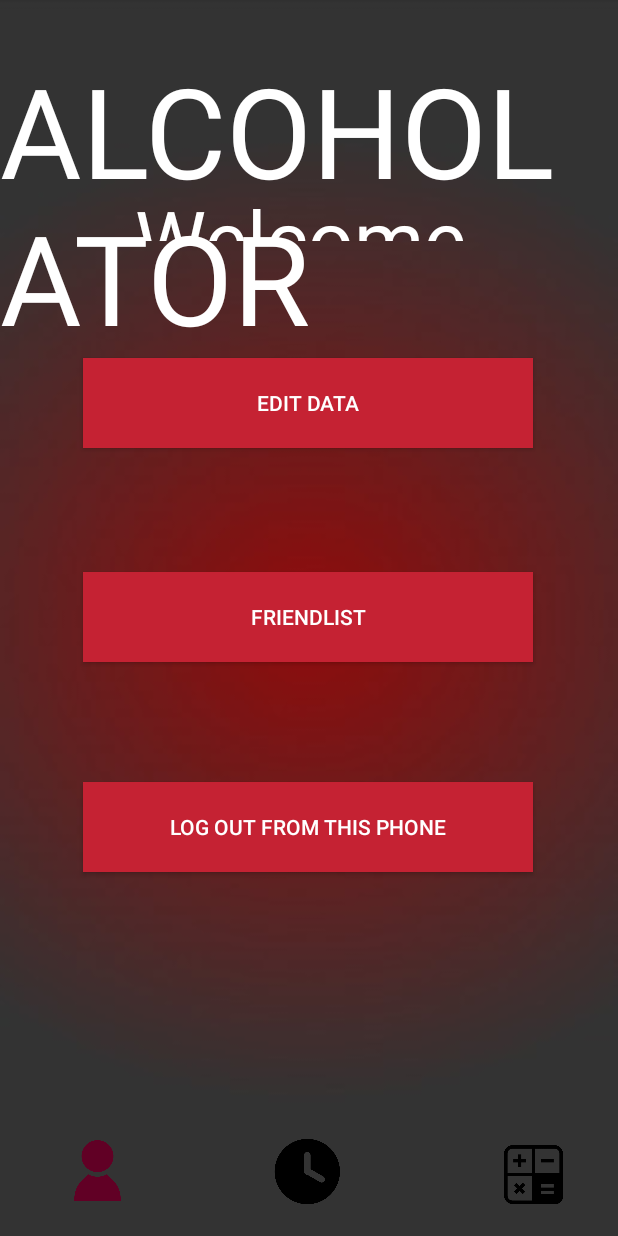
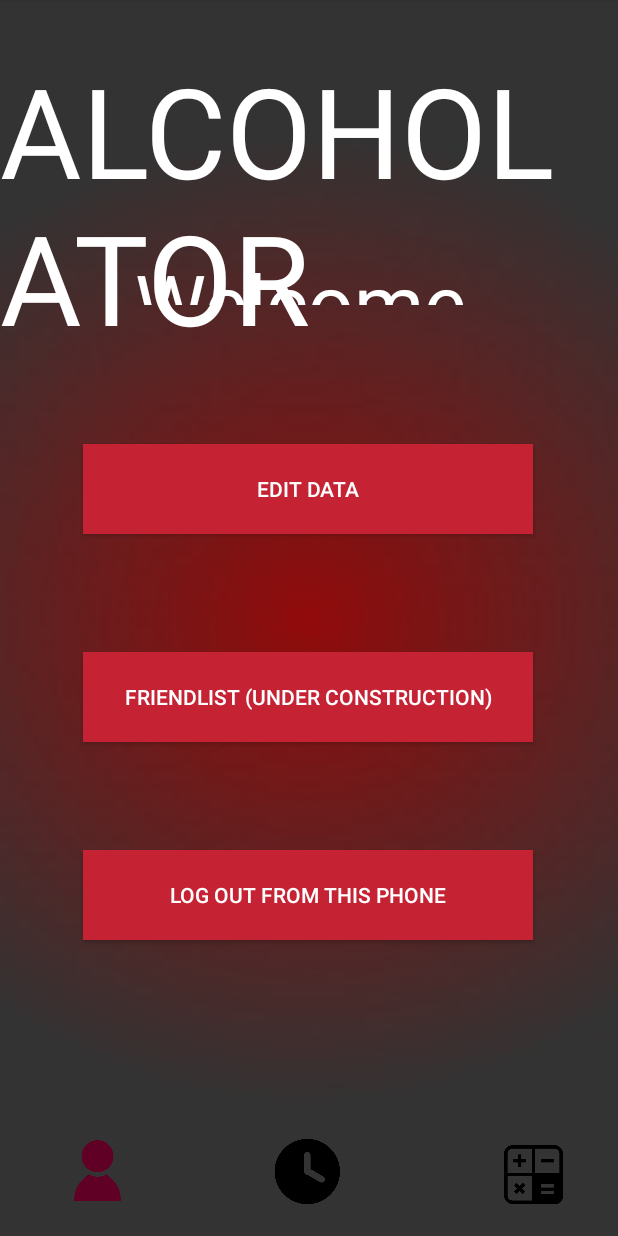
Before and after one commit to jeffthechristian/MPI2-COURSEWORK, an Android app: the ProfileActivity screen opened directly, with no data from a screen before it, on a phone screen of 412 x 824 dp. Run offline under Robolectric (Android 15) with nearby library versions, the phone set to English and light mode, and no system bars; our stand-ins replace Firebase (no records; nobody signed in at launch, a user with empty details on screens opened directly); 1 statement that could not run was skipped.

Commit message:
some qol

```diff
--- a/Alcholator/app/src/main/res/layout/activity_data_input.xml
+++ b/Alcholator/app/src/main/res/layout/activity_data_input.xml
@@ -148,7 +148,7 @@
     app:layout_constraintStart_toStartOf="parent"
     app:layout_constraintTop_toTopOf="parent"
     app:layout_constraintVertical_bias="0.977"
-    app:srcCompat="@drawable/profile_png_red" />
+        app:srcCompat="@drawable/profile_png" />
 
     <ImageButton
         android:id="@+id/show_history"
--- a/Alcholator/app/src/main/res/layout/activity_profile.xml
+++ b/Alcholator/app/src/main/res/layout/activity_profile.xml
@@ -20,21 +20,21 @@
         app:layout_constraintHorizontal_bias="0.495"
         app:layout_constraintStart_toStartOf="parent"
         app:layout_constraintTop_toTopOf="parent"
-        app:layout_constraintVertical_bias="0.312" />
+        app:layout_constraintVertical_bias="0.387" />
 
     <Button
         android:id="@+id/friendlist"
         android:layout_width="300dp"
         android:layout_height="60dp"
         android:background="@drawable/button_style"
-        android:text="FRIENDLIST"
+        android:text="FRIENDLIST (UNDER CONSTRUCTION)"
         android:textColor="@color/white"
         app:layout_constraintBottom_toBottomOf="parent"
         app:layout_constraintEnd_toEndOf="parent"
         app:layout_constraintHorizontal_bias="0.495"
         app:layout_constraintStart_toStartOf="parent"
         app:layout_constraintTop_toTopOf="parent"
-        app:layout_constraintVertical_bias="0.499" />
+        app:layout_constraintVertical_bias="0.569" />
 
     <Button
         android:id="@+id/logout"
@@ -48,7 +48,7 @@
         app:layout_constraintHorizontal_bias="0.495"
         app:layout_constraintStart_toStartOf="parent"
         app:layout_constraintTop_toTopOf="parent"
-        app:layout_constraintVertical_bias="0.682" />
+        app:layout_constraintVertical_bias="0.742" />
 
     <TextView
         android:id="@+id/textView2"
@@ -77,7 +77,7 @@
         app:layout_constraintHorizontal_bias="0.493"
         app:layout_constraintStart_toStartOf="parent"
         app:layout_constraintTop_toTopOf="parent"
-        app:layout_constraintVertical_bias="0.156" />
+        app:layout_constraintVertical_bias="0.21" />
 
     <ImageButton
         android:id="@+id/profile"
--- a/Alcholator/app/src/main/res/layout/activity_result.xml
+++ b/Alcholator/app/src/main/res/layout/activity_result.xml
@@ -258,7 +258,7 @@
         app:layout_constraintStart_toStartOf="parent"
         app:layout_constraintTop_toTopOf="parent"
         app:layout_constraintVertical_bias="1.0"
-        app:srcCompat="@drawable/calc_png_red" />
+        app:srcCompat="@drawable/calc_png" />
 
     <TextView
         android:id="@+id/candrivetext3"
```
